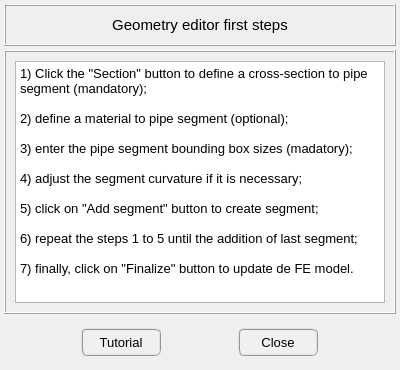
Old version of the form pulse/interface/ui_files/model/geometry/help/geometry_editor_help.ui in the repository open-pulse/OpenPulse.
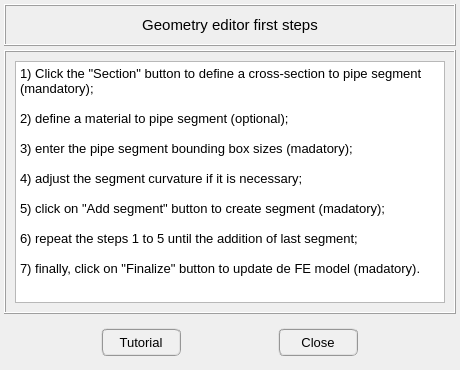
New version of the form.

Commit message: Minor adjustments on Pipe Edit to avoid crashes

```diff
--- a/pulse/interface/ui_files/model/geometry/help/geometry_editor_help.ui
+++ b/pulse/interface/ui_files/model/geometry/help/geometry_editor_help.ui
@@ -6,19 +6,19 @@
    <rect>
     <x>0</x>
     <y>0</y>
-    <width>400</width>
+    <width>460</width>
     <height>370</height>
    </rect>
   </property>
   <property name="minimumSize">
    <size>
-    <width>400</width>
-    <height>300</height>
+    <width>460</width>
+    <height>370</height>
    </size>
   </property>
   <property name="maximumSize">
    <size>
-    <width>400</width>
+    <width>460</width>
     <height>370</height>
    </size>
   </property>
@@ -75,11 +75,11 @@
 
 4) adjust the segment curvature if it is necessary;
 
-5) click on &quot;Add segment&quot; button to create segment;
+5) click on &quot;Add segment&quot; button to create segment (madatory);
 
 6) repeat the steps 1 to 5 until the addition of last segment;
 
-7) finally, click on &quot;Finalize&quot; button to update de FE model.</string>
+7) finally, click on &quot;Finalize&quot; button to update de FE model (madatory).</string>
         </property>
         <property name="textInteractionFlags">
          <set>Qt::TextSelectableByKeyboard|Qt::TextSelectableByMouse</set>
```
The commit also changes 2 other files.
